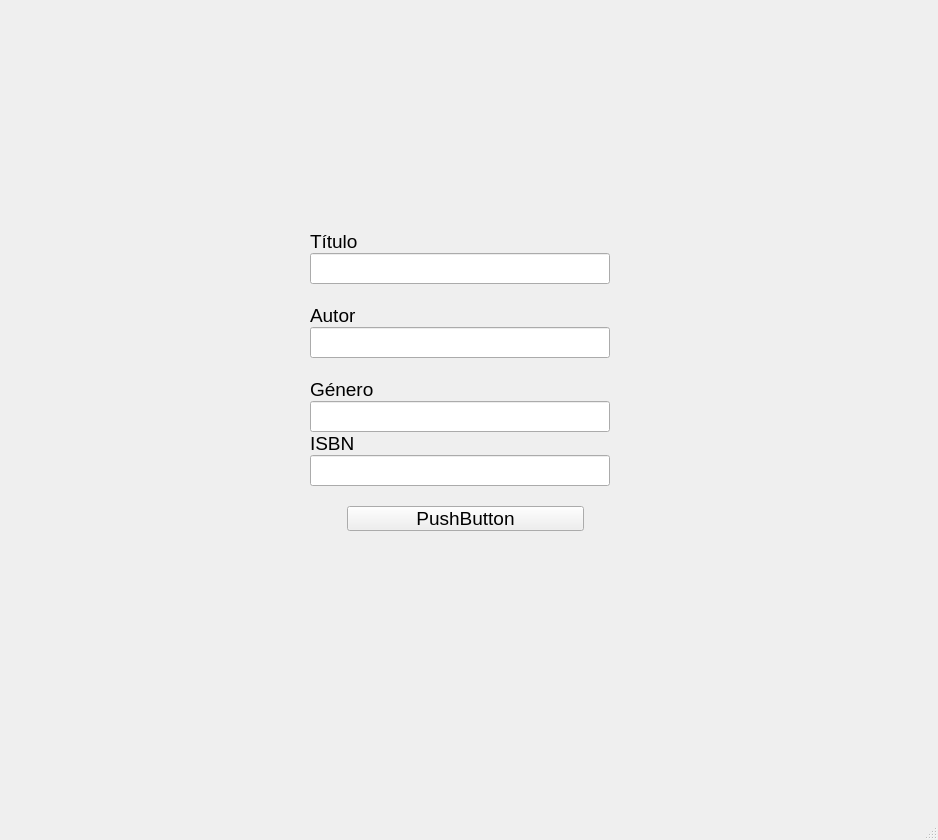
Before: the Qt Designer form biblioteca/view/layouts/cadastro_livro.ui in LuisCunha05/sistema_biblioteca, drawn with Qt 5.
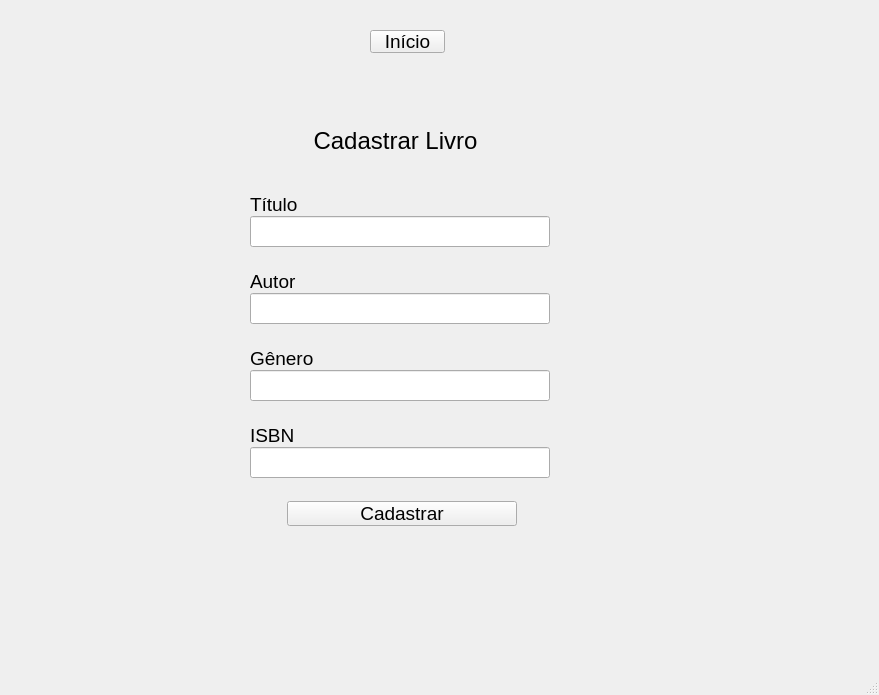
After: the same form once the commit is applied.

Commit message: adicionado mais umas telas

What changed in the file:
```diff
--- a/biblioteca/view/layouts/cadastro_livro.ui
+++ b/biblioteca/view/layouts/cadastro_livro.ui
@@ -6,8 +6,8 @@
    <rect>
     <x>0</x>
     <y>0</y>
-    <width>938</width>
-    <height>840</height>
+    <width>879</width>
+    <height>695</height>
    </rect>
   </property>
   <property name="sizePolicy">
@@ -38,45 +38,15 @@
    <string>MainWindow</string>
   </property>
   <widget class="QWidget" name="centralwidget">
-   <widget class="QWidget" name="verticalLayoutWidget_6">
+   <widget class="QWidget" name="layoutWidget">
     <property name="geometry">
      <rect>
-      <x>0</x>
-      <y>0</y>
-      <width>931</width>
-      <height>761</height>
+      <x>250</x>
+      <y>190</y>
+      <width>304</width>
+      <height>341</height>
      </rect>
     </property>
-    <layout class="QVBoxLayout" name="a_vertical">
-     <item>
-      <spacer name="verticalSpacer_2">
-       <property name="orientation">
-        <enum>Qt::Vertical</enum>
-       </property>
-       <property name="sizeHint" stdset="0">
-        <size>
-         <width>20</width>
-         <height>40</height>
-        </size>
-       </property>
-      </spacer>
-     </item>
-     <item>
-      <layout class="QHBoxLayout" name="a_horizontal">
-       <item>
-        <spacer name="horizontalSpacer_2">
-         <property name="orientation">
-          <enum>Qt::Horizontal</enum>
-         </property>
-         <property name="sizeHint" stdset="0">
-          <size>
-           <width>40</width>
-           <height>20</height>
-          </size>
-         </property>
-        </spacer>
-       </item>
-       <item>
         <layout class="QVBoxLayout" name="vL_conteudo">
          <property name="spacing">
           <number>20</number>
@@ -188,7 +158,7 @@
               </sizepolicy>
              </property>
              <property name="text">
-              <string>Género</string>
+          <string>Gênero</string>
              </property>
             </widget>
            </item>
@@ -214,6 +184,8 @@
              </property>
             </widget>
            </item>
+      </layout>
+     </item>
            <item>
             <layout class="QVBoxLayout" name="vL_isbn">
              <property name="spacing">
@@ -256,8 +228,6 @@
              </item>
             </layout>
            </item>
-          </layout>
-         </item>
          <item>
           <widget class="QPushButton" name="b_cadastrar">
            <property name="sizePolicy">
@@ -284,41 +254,54 @@
 </string>
            </property>
            <property name="text">
-            <string>PushButton</string>
+        <string>Cadastrar</string>
            </property>
           </widget>
          </item>
         </layout>
-       </item>
-       <item>
-        <spacer name="horizontalSpacer">
-         <property name="orientation">
-          <enum>Qt::Horizontal</enum>
-         </property>
-         <property name="sizeHint" stdset="0">
-          <size>
-           <width>40</width>
-           <height>20</height>
-          </size>
-         </property>
-        </spacer>
-       </item>
-      </layout>
-     </item>
-     <item>
-      <spacer name="verticalSpacer">
-       <property name="orientation">
-        <enum>Qt::Vertical</enum>
-       </property>
-       <property name="sizeHint" stdset="0">
-        <size>
-         <width>20</width>
-         <height>40</height>
-        </size>
-       </property>
-      </spacer>
-     </item>
-    </layout>
+   </widget>
+   <widget class="QLabel" name="l_titulo_geral">
+    <property name="geometry">
+     <rect>
+      <x>310</x>
+      <y>120</y>
+      <width>171</width>
+      <height>41</height>
+     </rect>
+    </property>
+    <property name="sizePolicy">
+     <sizepolicy hsizetype="Maximum" vsizetype="Maximum">
+      <horstretch>0</horstretch>
+      <verstretch>0</verstretch>
+     </sizepolicy>
+    </property>
+    <property name="font">
+     <font>
+      <pointsize>18</pointsize>
+     </font>
+    </property>
+    <property name="styleSheet">
+     <string notr="true"/>
+    </property>
+    <property name="text">
+     <string>Cadastrar Livro</string>
+    </property>
+    <property name="alignment">
+     <set>Qt::AlignCenter</set>
+    </property>
+   </widget>
+   <widget class="QPushButton" name="b_inicio">
+    <property name="geometry">
+     <rect>
+      <x>370</x>
+      <y>30</y>
+      <width>75</width>
+      <height>23</height>
+     </rect>
+    </property>
+    <property name="text">
+     <string>Início</string>
+    </property>
    </widget>
   </widget>
   <widget class="QMenuBar" name="menubar">
@@ -326,8 +309,8 @@
     <rect>
      <x>0</x>
      <y>0</y>
-     <width>938</width>
-     <height>31</height>
+     <width>879</width>
+     <height>21</height>
     </rect>
    </property>
   </widget>
```
Lines whose indentation alone changed are shown as unchanged. The commit also changes 2 other files.
